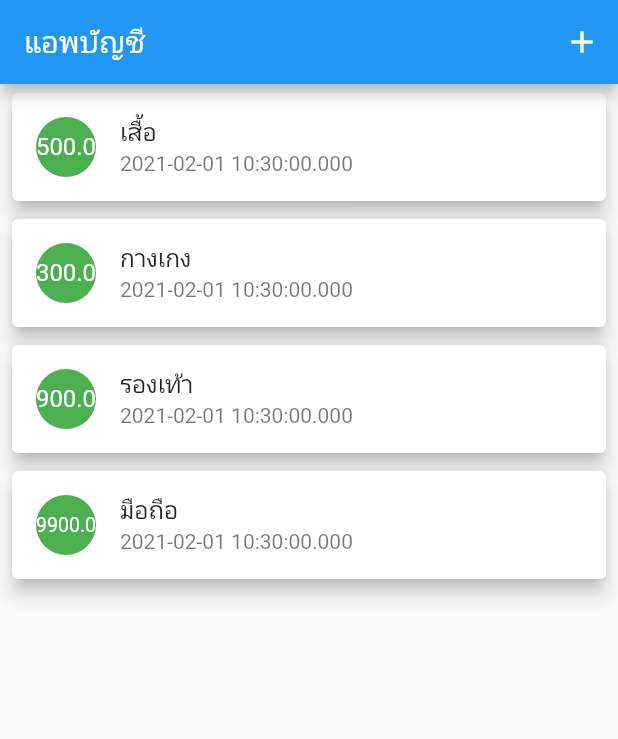
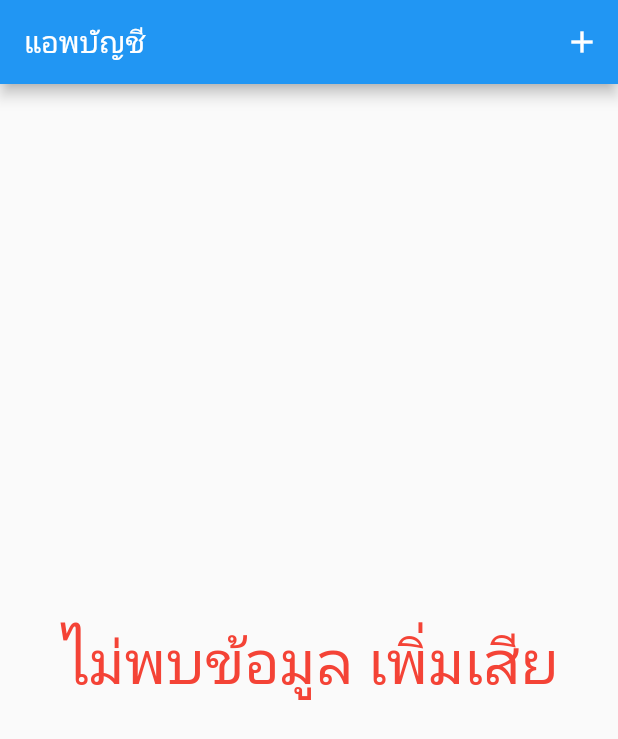
Before and after one commit to nodemov/flux_db, a Flutter app: the screen it shows after launch, on a phone screen of 412 x 824 dp. Shown: the top 739 px of the screen. Run offline on Flutter 3.47's test engine with Material 2 defaults, Android fonts, the phone set to English and light mode, and no system bars.

```diff
--- a/lib/main.dart
+++ b/lib/main.dart
@@ -1,6 +1,7 @@
 import 'package:flutter/material.dart';
 import 'package:flux_db/models/Transaction.dart';
 import 'package:flux_db/sceens/form/form_sceen.dart';
+import 'package:intl/intl.dart';
 import 'package:provider/provider.dart';
 import 'package:flutter/foundation.dart';
 import 'providers/transaction_provider.dart';
@@ -60,13 +61,22 @@ class _MyHomePageState extends State<MyHomePage> {
       ),
       body: Consumer(
           builder: (context, TransactionProvider provider, Widget child) {
+        var count = provider.transactions.length;
+        if (count <= 0) {
+          return Center(
+            child: Text(
+              'ไม่พบข้อมูล เพิ่มเสีย',
+              style: TextStyle(fontSize: 40, color: Colors.red),
+            ),
+          );
+        } else {
           return ListView.builder(
-            itemCount: provider.transactions.length,
+              itemCount: count,
               itemBuilder: (context, int index) {
                 Transaction data = provider.transactions[index];
                 return Card(
                   elevation: 5,
-                margin: EdgeInsets.symmetric(horizontal: 8.0, vertical: 6.0),
+                  margin: EdgeInsets.symmetric(horizontal: 10.0, vertical: 8.0),
                   child: ListTile(
                     leading: CircleAvatar(
                       backgroundColor: Colors.green,
@@ -76,14 +86,17 @@ class _MyHomePageState extends State<MyHomePage> {
                           style: TextStyle(color: Colors.white),
                         ),
                       ),
-                    radius: 20,
+                      radius: 30,
                     ),
                     title: Text(data.title.toString()),
-                  subtitle: Text(data.date.toString()),
+                    subtitle: Text(
+                        DateFormat("dd/MM/yyyy 'created at' HH:mm:ss ")
+                            .format(data.date)),
                   ),
                   // elevation: ,
                 );
               });
+        }
       }),
     );
   }
--- a/lib/providers/transaction_provider.dart
+++ b/lib/providers/transaction_provider.dart
@@ -2,24 +2,24 @@ import 'package:flutter/material.dart';
 import 'package:flutter/foundation.dart';
 import 'package:flux_db/models/Transaction.dart';
 
-
 class TransactionProvider with ChangeNotifier {
   //example data
-  List<Transaction> transactions = [
-    Transaction(title: "เสื้อ", amount: 500, date: DateTime.now()),
-    Transaction(title: "กางเกง", amount: 300, date: DateTime.now()),
-    Transaction(title: "รองเท้า", amount: 900, date: DateTime.now()),
-    Transaction(title: "มือถือ", amount: 9900, date: DateTime.now()),
+  List<Transaction> transactions = [];
+  // Transaction(title: "เสื้อ", amount: 500, date: DateTime.now()),
 
-
-  ];
-
-//fetch data
-  List<Transaction> getTransaction(){
+  //fetch data
+  List<Transaction> getTransaction() {
     return transactions;
   }
 
-  void addTransaction( Transaction statement){
-    return transactions.add(statement);
+  void addTransaction(Transaction statement) {
+    //add last items
+    // transactions.add(statement);
+
+    //add first items
+    transactions.insert(0, statement);
+
+    // notify consumer
+    notifyListeners();
   }
 }
--- a/pubspec.yaml
+++ b/pubspec.yaml
@@ -21,6 +21,10 @@ environment:
   sdk: ">=2.7.0 <3.0.0"
 
 dependencies:
+  intl: ^0.16.1
+  sembast: ^2.4.8+1
+  path_provider: ^1.6.27
+  path: ^1.7.0
   provider: ^4.3.3
   flutter:
     sdk: flutter
```
Also changed, not shown: lib/sceens/form/form_sceen.dart (+21 -2 lines), pubspec.lock. Lines whose indentation alone changed are shown as unchanged.
